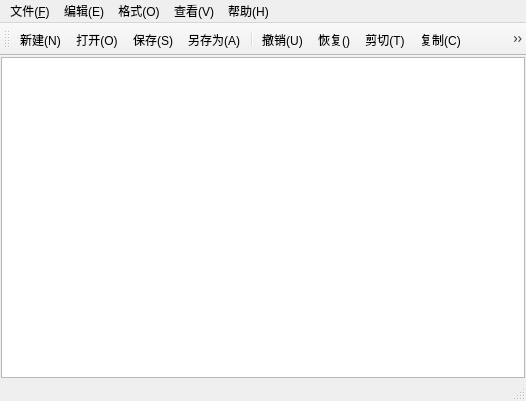
The window that experiment/exp2/mainwindow.ui (skmgt/QtLearnCourse) describes before a commit, drawn with Qt 5.
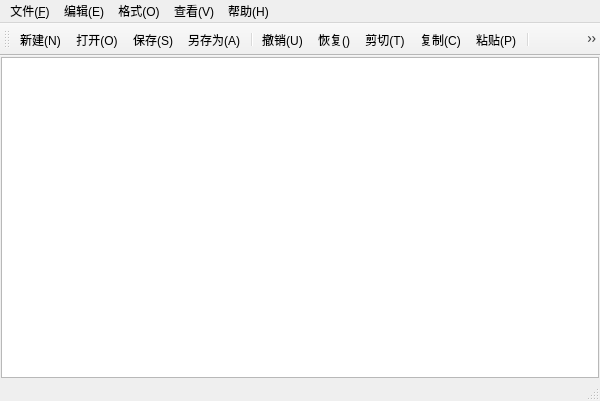
The same window after the commit. Icons and pictures are not drawn.

Commit message: 隐藏工具栏和状态栏

```diff
--- a/experiment/exp2/mainwindow.ui
+++ b/experiment/exp2/mainwindow.ui
@@ -6,10 +6,16 @@
    <rect>
     <x>0</x>
     <y>0</y>
-    <width>526</width>
+    <width>600</width>
     <height>401</height>
    </rect>
   </property>
+  <property name="minimumSize">
+   <size>
+    <width>600</width>
+    <height>0</height>
+   </size>
+  </property>
   <property name="windowTitle">
    <string>MainWindow</string>
   </property>
@@ -40,7 +46,7 @@
     <rect>
      <x>0</x>
      <y>0</y>
-     <width>526</width>
+     <width>600</width>
      <height>18</height>
     </rect>
    </property>
@@ -127,8 +133,8 @@
    <addaction name="actionReplace"/>
    <addaction name="separator"/>
    <addaction name="actionFont"/>
-   <addaction name="actionLineWrap"/>
    <addaction name="actionLineNumber"/>
+   <addaction name="actionLineWrap"/>
    <addaction name="separator"/>
    <addaction name="actionToolBar"/>
    <addaction name="actionStatusBar"/>
```
The commit also changes 2 other files.
